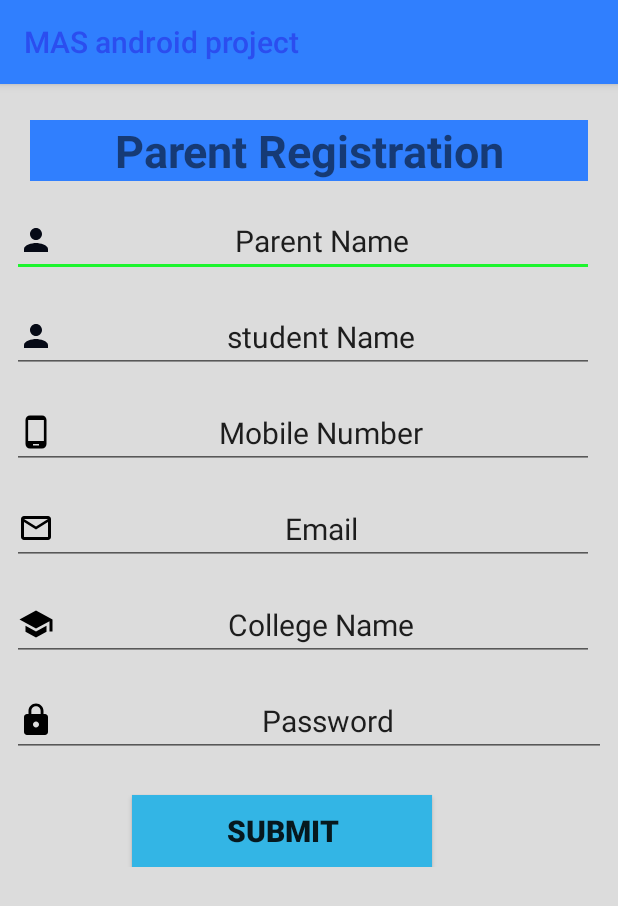
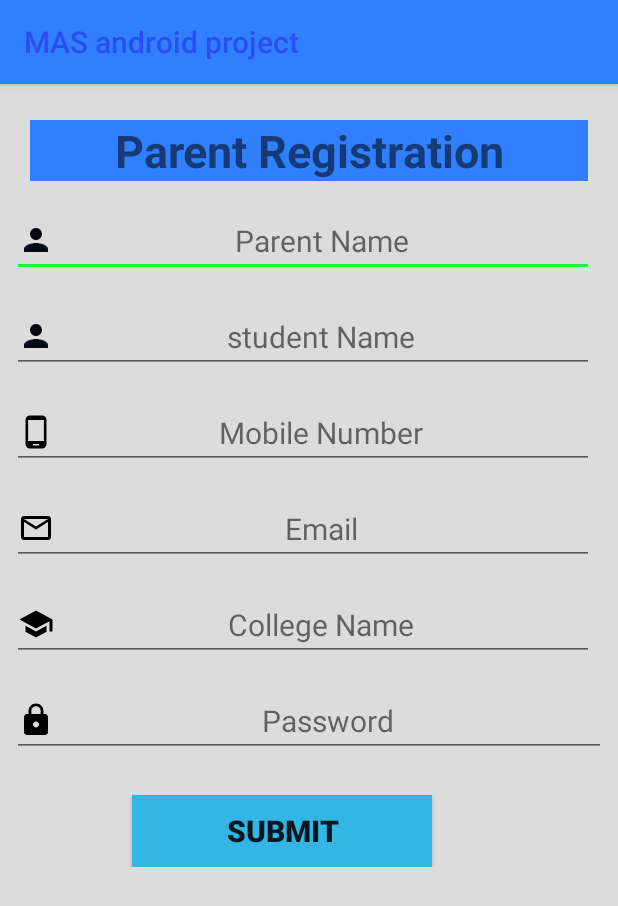
Before and after one commit to satishimas0/MobileAttendanceSystem, an Android app: the ParentRegistrationActivity screen opened directly, with no data from a screen before it, on a phone screen of 412 x 824 dp. Shown: the top 906 px of the screen. Run offline under Robolectric (Android 15) with nearby library versions, the phone set to English and light mode, and no system bars; our stand-ins replace Firebase (no records; nobody signed in at launch, a user with empty details on screens opened directly); 1 statement that could not run was skipped.

Commit message:
registrations complete

```diff
--- a/app/src/main/java/traindge/masandroidproject/ParentRegistrationActivity.java
+++ b/app/src/main/java/traindge/masandroidproject/ParentRegistrationActivity.java
@@ -70,7 +70,7 @@ public class ParentRegistrationActivity extends AppCompatActivity implements Fir
 
     private void loadStudentsList() {
         studentlist = new ArrayList<>();
-        ProgressDialog dialog = new ProgressDialog(this);
+        final ProgressDialog dialog = new ProgressDialog(this);
         dialog.setMessage("loading student list");
         dialog.setCancelable(false);
         dialog.show();
@@ -83,11 +83,13 @@ public class ParentRegistrationActivity extends AppCompatActivity implements Fir
                         studentlist.add(new StudentModel(snapshot));
                     }
                 }
+                dialog.dismiss();
             }
 
             @Override
             public void onCancelled(DatabaseError databaseError) {
                 Toast.makeText(ParentRegistrationActivity.this, databaseError.getMessage(), Toast.LENGTH_SHORT).show();
+                dialog.dismiss();
             }
         });
     }
--- a/app/src/main/res/layout/content_parent_registration.xml
+++ b/app/src/main/res/layout/content_parent_registration.xml
@@ -59,8 +59,8 @@
             android:hint="Parent Name"
             android:inputType="textPersonName"
             android:textAlignment="center"
-            android:textColor="@android:color/white"
-            android:textColorHint="@color/common_google_signin_btn_text_light_pressed"
+            android:textColor="@android:color/holo_blue_dark"
+            android:textColorHint="@color/common_google_signin_btn_text_light_default"
             android:textSize="20sp"
             tools:layout_editor_absoluteX="66dp"
             tools:layout_editor_absoluteY="65dp" />
@@ -77,8 +77,8 @@
             android:hint="student Name"
             android:inputType="textPersonName"
             android:textAlignment="center"
-            android:textColor="@android:color/white"
-            android:textColorHint="@color/common_google_signin_btn_text_light_pressed"
+            android:textColor="@android:color/holo_blue_dark"
+            android:textColorHint="@color/common_google_signin_btn_text_light_default"
             android:textSize="20sp"
             tools:layout_editor_absoluteX="66dp"
             tools:layout_editor_absoluteY="65dp" />
@@ -95,8 +95,8 @@
             android:hint="Mobile Number"
             android:inputType="textPersonName"
             android:textAlignment="center"
-            android:textColor="@android:color/white"
-            android:textColorHint="@color/common_google_signin_btn_text_light_pressed"
+            android:textColor="@android:color/holo_blue_dark"
+            android:textColorHint="@color/common_google_signin_btn_text_light_default"
             android:textSize="20sp"
             tools:layout_editor_absoluteX="74dp"
             tools:layout_editor_absoluteY="118dp" />
@@ -113,8 +113,8 @@
             android:hint="Email"
             android:inputType="textPersonName"
             android:textAlignment="center"
-            android:textColor="@android:color/white"
-            android:textColorHint="@color/common_google_signin_btn_text_light_pressed"
+            android:textColor="@android:color/holo_blue_dark"
+            android:textColorHint="@color/common_google_signin_btn_text_light_default"
             android:textSize="20sp"
             tools:layout_editor_absoluteX="74dp"
             tools:layout_editor_absoluteY="169dp" />
@@ -131,8 +131,8 @@
             android:hint="College Name"
             android:inputType="textPersonName"
             android:textAlignment="center"
-            android:textColor="@android:color/white"
-            android:textColorHint="@color/common_google_signin_btn_text_light_pressed"
+            android:textColor="@android:color/holo_blue_dark"
+            android:textColorHint="@color/common_google_signin_btn_text_light_default"
             android:textSize="20sp"
             tools:layout_editor_absoluteX="74dp"
             tools:layout_editor_absoluteY="224dp" />
@@ -149,8 +149,8 @@
             android:hint="Password"
             android:inputType="textPersonName"
             android:textAlignment="center"
-            android:textColor="@android:color/white"
-            android:textColorHint="@color/common_google_signin_btn_text_light_pressed"
+            android:textColor="@android:color/holo_blue_dark"
+            android:textColorHint="@color/common_google_signin_btn_text_light_default"
             android:textSize="20sp"
             tools:layout_editor_absoluteX="88dp"
             tools:layout_editor_absoluteY="328dp" />
```
Also changed, not shown: app/src/main/res/layout/content_student_registration.xml (+7 -7 lines), app/src/main/res/layout/content_teacher_registration.xml (+6 -6 lines).
